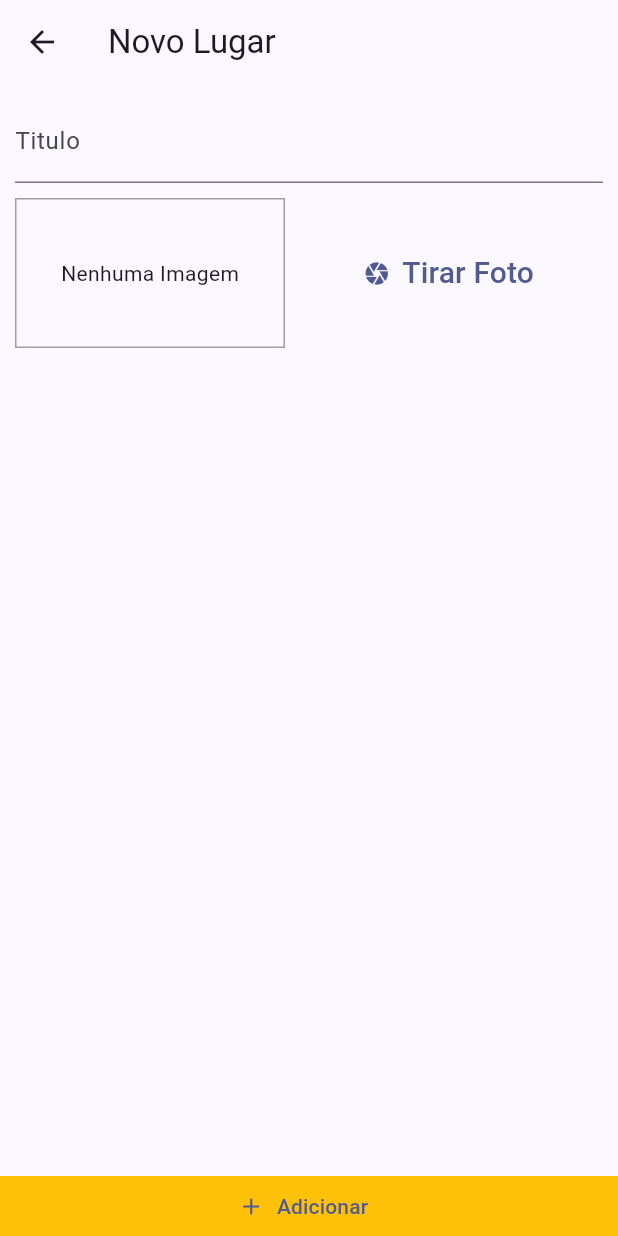
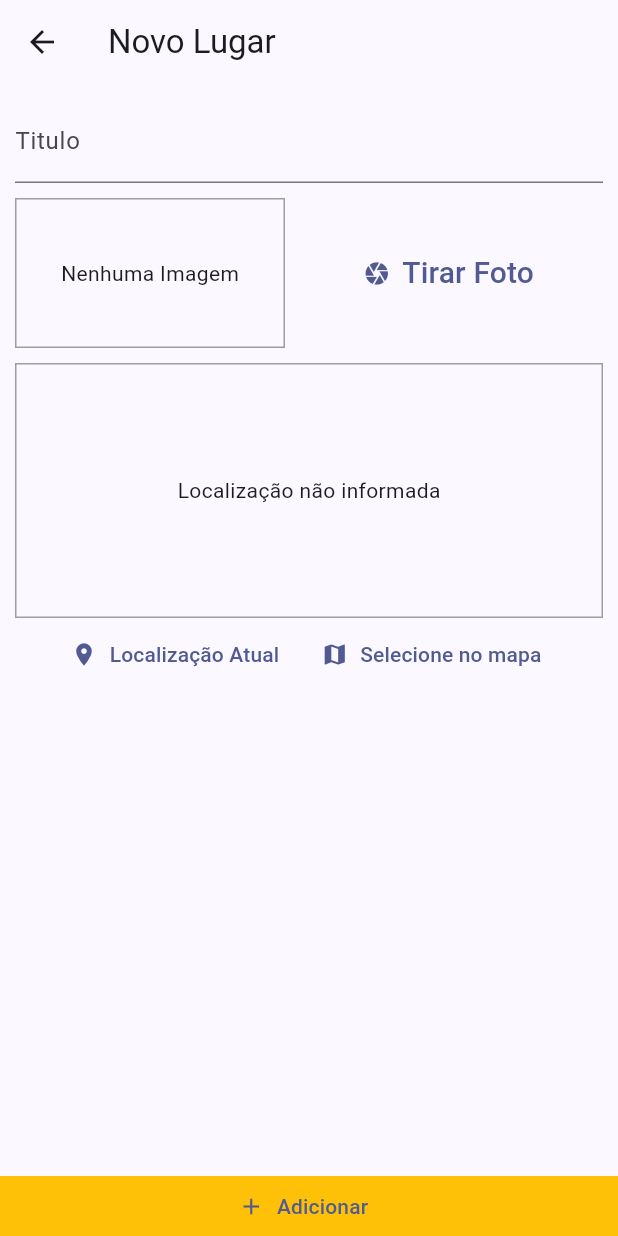
Before and after one commit to cleitonaraujo89/places, a Flutter app: the PlaceFormScreen screen opened by its route, on a phone screen of 412 x 824 dp. Run offline on Flutter 3.47's test engine with Material 3 defaults, Android fonts, the phone set to English and light mode, and no system bars; our stand-ins replace image_picker, sqflite; accounts and stored records are empty.

Commit message:
Início widget location_input

```diff
--- a/lib/screens/place_form_screen.dart
+++ b/lib/screens/place_form_screen.dart
@@ -1,10 +1,10 @@
 // ignore_for_file: prefer_const_constructors, prefer_const_literals_to_create_immutables
 
 import 'dart:io';
-
 import 'package:flutter/material.dart';
-import 'package:places/providers/great_places.dart';
 import 'package:provider/provider.dart';
+import '../providers/great_places.dart';
+import '../widgets/location_input.dart';
 import '../widgets/image_input.dart';
 
 class PlaceFormScreen extends StatefulWidget {
@@ -65,6 +65,8 @@ class _PlaceFormScreenState extends State<PlaceFormScreen> {
                     ),
                     SizedBox(height: 10),
                     ImageInput(_selectedImage),
+                    SizedBox(height: 10),
+                    LocationInput(),
                   ],
                 ),
               ),
--- /dev/null
+++ b/lib/widgets/location_input.dart
@@ -0,0 +1,61 @@
+// ignore_for_file: prefer_const_constructors
+
+import 'package:flutter/material.dart';
+
+class LocationInput extends StatefulWidget {
+  const LocationInput({super.key});
+
+  @override
+  State<LocationInput> createState() => _LocationInputState();
+}
+
+class _LocationInputState extends State<LocationInput> {
+  String? _previewImageUrl;
+
+  @override
+  Widget build(BuildContext context) {
+    return Column(
+      children: [
+        Container(
+          height: 170,
+          width: double.infinity,
+          alignment: Alignment.center,
+          decoration: BoxDecoration(
+            border: Border.all(
+              width: 1,
+              color: Colors.grey,
+            ),
+          ),
+          child: _previewImageUrl == null
+              ? Text('Localização não informada')
+              : Image.network(
+                  _previewImageUrl!,
+                  fit: BoxFit.cover,
+                  width: double.infinity,
+                ),
+        ),
+        Row(
+          mainAxisAlignment: MainAxisAlignment.center,
+          children: [
+            TextButton.icon(
+              onPressed: () {},
+              label: Text(
+                'Localização Atual',
+                style: TextStyle(color: Theme.of(context).primaryColor),
+              ),
+              icon: Icon(Icons.location_on),
+            ),
+             TextButton.icon(
+              onPressed: () {},
+              label: Text(
+                'Selecione no mapa',
+                style: TextStyle(color: Theme.of(context).primaryColor),
+              ),
+              icon: Icon(Icons.map),
+            )
+          ],
+        )
+      ],
+    );
+  }
+}
```
Also changed, not shown: 1 other file.
